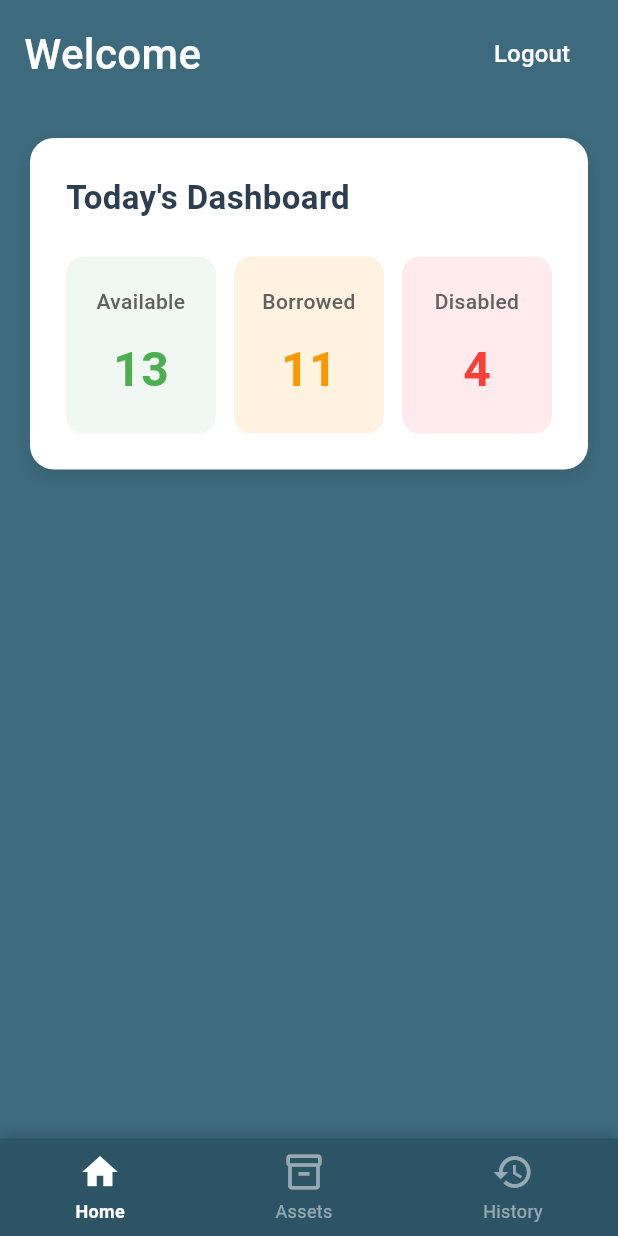
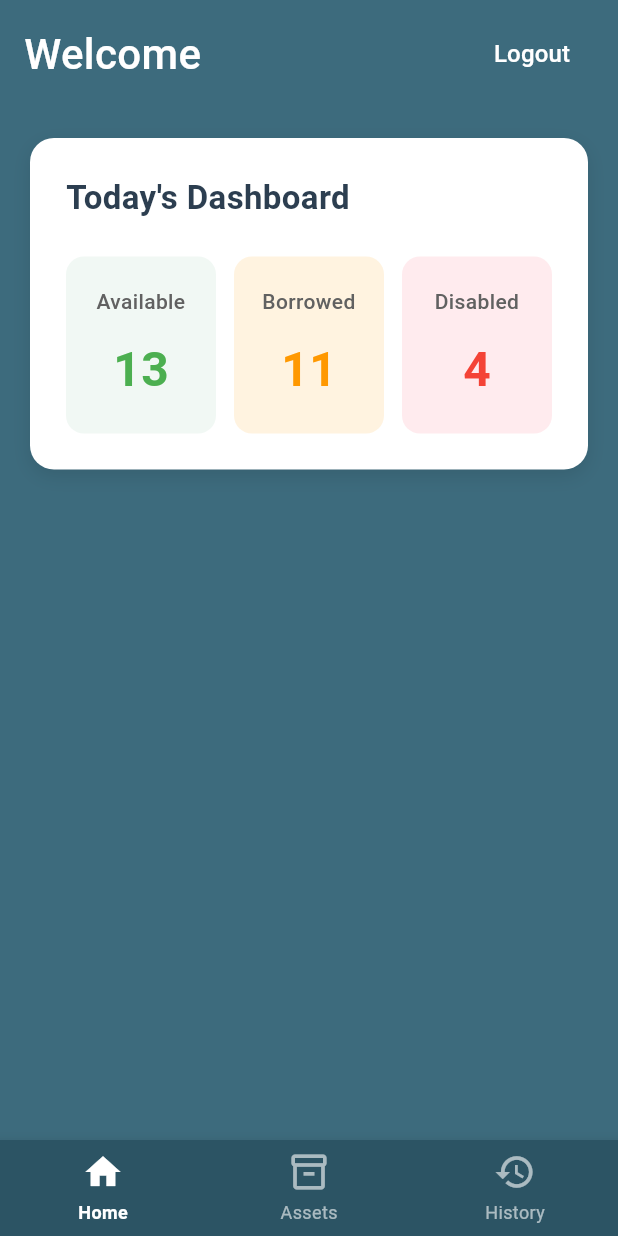
Before and after one commit to 6631501177-design/pj2, a Flutter app: the LecturerDashboard screen opened directly, on a phone screen of 412 x 824 dp. Run offline on Flutter 3.47's test engine with Material 3 defaults, Android fonts, the phone set to English and light mode, and no system bars.

Commit message:
Update lecturer_dashboard_tab.dart

```diff
--- a/lib/lecturer_dashboard_tab.dart
+++ b/lib/lecturer_dashboard_tab.dart
@@ -1,7 +1,29 @@
 import 'package:flutter/material.dart';
 
-class LecturerDashboard extends StatelessWidget {
+void main() => runApp(const MyApp());
+
+class MyApp extends StatelessWidget {
+  const MyApp({super.key});
+
+  @override
+  Widget build(BuildContext context) {
+    return MaterialApp(
+      debugShowCheckedModeBanner: false,
+      title: 'Lecturer Dashboard',
+      home: const LecturerDashboard(),
+    );
+  }
+}
+
+class LecturerDashboard extends StatefulWidget {
   const LecturerDashboard({Key? key}) : super(key: key);
+
+  @override
+  State<LecturerDashboard> createState() => _LecturerDashboardState();
+}
+
+class _LecturerDashboardState extends State<LecturerDashboard> {
+  int _index = 0;
 
   @override
   Widget build(BuildContext context) {
@@ -10,14 +32,11 @@ class LecturerDashboard extends StatelessWidget {
       body: SafeArea(
         child: Column(
           children: [
-            // App Bar
             _buildAppBar(context),
-
-            // Content
             Expanded(
               child: Padding(
                 padding: const EdgeInsets.all(20.0),
-                child: Column(children: [_buildDashboardCard()]),
+                child: _buildBodyForIndex(_index),
               ),
             ),
           ],
@@ -27,7 +46,7 @@ class LecturerDashboard extends StatelessWidget {
     );
   }
 
-  // App Bar Widget
+  // --- App Bar ---
   Widget _buildAppBar(BuildContext context) {
     return Container(
       padding: const EdgeInsets.symmetric(horizontal: 16, vertical: 12),
@@ -45,7 +64,8 @@ class LecturerDashboard extends StatelessWidget {
           ),
           TextButton(
             onPressed: () {
-              // Logout functionality
+              // TODO: Logout logic
+              debugPrint('Logout tapped');
             },
             style: TextButton.styleFrom(
               padding: const EdgeInsets.symmetric(horizontal: 16, vertical: 8),
@@ -60,7 +80,64 @@ class LecturerDashboard extends StatelessWidget {
     );
   }
 
-  // Dashboard Card Widget
+  // --- Body per tab ---
+  Widget _buildBodyForIndex(int idx) {
+    switch (idx) {
+      case 0:
+        return Column(children: [_buildDashboardCard()]);
+      case 1:
+        return _placeholderCard(
+          title: 'Assets',
+          message: 'List and manage your assets here.',
+        );
+      case 2:
+        return _placeholderCard(
+          title: 'History',
+          message: 'Borrow/return history will appear here.',
+        );
+      default:
+        return const SizedBox.shrink();
+    }
+  }
+
+  Widget _placeholderCard({required String title, required String message}) {
+    return Container(
+      width: double.infinity,
+      decoration: BoxDecoration(
+        color: Colors.white,
+        borderRadius: BorderRadius.circular(16),
+        boxShadow: [
+          BoxShadow(
+            color: Colors.black.withOpacity(0.1),
+            blurRadius: 10,
+            offset: const Offset(0, 4),
+          ),
+        ],
+      ),
+      padding: const EdgeInsets.all(24),
+      child: Column(
+        crossAxisAlignment: CrossAxisAlignment.start,
+        children: [
+          Text(title,
+              style: const TextStyle(
+                fontSize: 22,
+                fontWeight: FontWeight.w600,
+                color: Color(0xFF2C3E50),
+              )),
+          const SizedBox(height: 12),
+          Text(
+            message,
+            style: const TextStyle(
+              fontSize: 16,
+              color: Color(0xFF2C3E50),
+            ),
+          ),
+        ],
+      ),
+    );
+  }
+
+  // --- Dashboard Card ---
   Widget _buildDashboardCard() {
     return Container(
       width: double.infinity,
@@ -79,7 +156,6 @@ class LecturerDashboard extends StatelessWidget {
       child: Column(
         crossAxisAlignment: CrossAxisAlignment.start,
         children: [
-          // Title
           const Text(
             "Today's Dashboard",
             style: TextStyle(
@@ -89,8 +165,6 @@ class LecturerDashboard extends StatelessWidget {
             ),
           ),
           const SizedBox(height: 24),
-
-          // Stats Row
           Row(
             children: [
               _buildStatCard(
@@ -120,7 +194,6 @@ class LecturerDashboard extends StatelessWidget {
     );
   }
 
-  // Individual Stat Card
   Widget _buildStatCard({
     required String label,
     required String count,
@@ -161,42 +234,34 @@ class LecturerDashboard extends StatelessWidget {
     );
   }
 
-  // Bottom Navigation Bar
+  // --- Bottom Navigation (custom, tappable) ---
   Widget _buildBottomNav(BuildContext context) {
-    return Container(
-      decoration: BoxDecoration(
+    return SafeArea(
+      top: false,
+      child: Material( // Material ancestor for InkWell
         color: const Color(0xFF2C5464),
-        boxShadow: [
-          BoxShadow(
-            color: Colors.black.withOpacity(0.2),
-            blurRadius: 8,
-            offset: const Offset(0, -2),
-          ),
-        ],
-      ),
-      child: SafeArea(
-        child: Padding(
-          padding: const EdgeInsets.symmetric(vertical: 8),
+        elevation: 8,
+        child: SizedBox(
+          height: 64, // consistent, generous tap target
           child: Row(
-            mainAxisAlignment: MainAxisAlignment.spaceAround,
             children: [
               _buildNavItem(
                 icon: Icons.home,
                 label: 'Home',
-                isActive: true,
-                onTap: () {},
+                isActive: _index == 0,
+                onTap: () => setState(() => _index = 0),
               ),
               _buildNavItem(
                 icon: Icons.inventory_2_outlined,
                 label: 'Assets',
-                isActive: false,
-                onTap: () {},
+                isActive: _index == 1,
+                onTap: () => setState(() => _index = 1),
               ),
               _buildNavItem(
                 icon: Icons.history,
                 label: 'History',
-                isActive: false,
-                onTap: () {},
+                isActive: _index == 2,
+                onTap: () => setState(() => _index = 2),
               ),
             ],
           ),
@@ -205,34 +270,40 @@ class LecturerDashboard extends StatelessWidget {
     );
   }
 
-  // Navigation Item
+  // Each item takes equal width and full height for better hit testing
   Widget _buildNavItem({
     required IconData icon,
     required String label,
     required bool isActive,
     required VoidCallback onTap,
   }) {
-    return InkWell(
+    final Color active = Colors.white;
+    final Color inactive = Colors.white.withOpacity(0.6);
+
+    return Expanded(
+      child: InkWell(
         onTap: onTap,
+        splashFactory: InkRipple.splashFactory,
+        child: Container(
+          height: double.infinity, // make the whole area tappable
+          alignment: Alignment.center,
           child: Column(
             mainAxisSize: MainAxisSize.min,
             children: [
-          Icon(
-            icon,
-            color: isActive ? Colors.white : Colors.white.withOpacity(0.5),
-            size: 28,
-          ),
+              Icon(icon, color: isActive ? active : inactive, size: 28),
               const SizedBox(height: 4),
               Text(
                 label,
                 style: TextStyle(
-              color: isActive ? Colors.white : Colors.white.withOpacity(0.5),
+                  color: isActive ? active : inactive,
                   fontSize: 12,
                   fontWeight: isActive ? FontWeight.w600 : FontWeight.normal,
                 ),
               ),
             ],
           ),
+        ),
+      ),
     );
   }
 }
```
Lines whose indentation alone changed are shown as unchanged.
